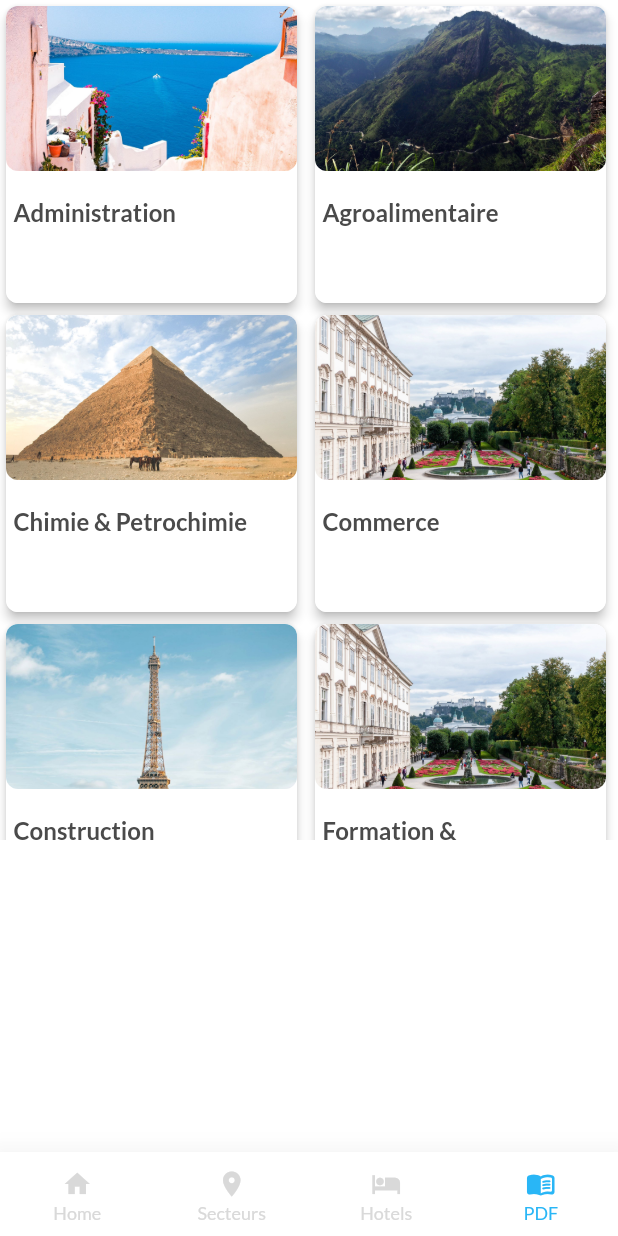
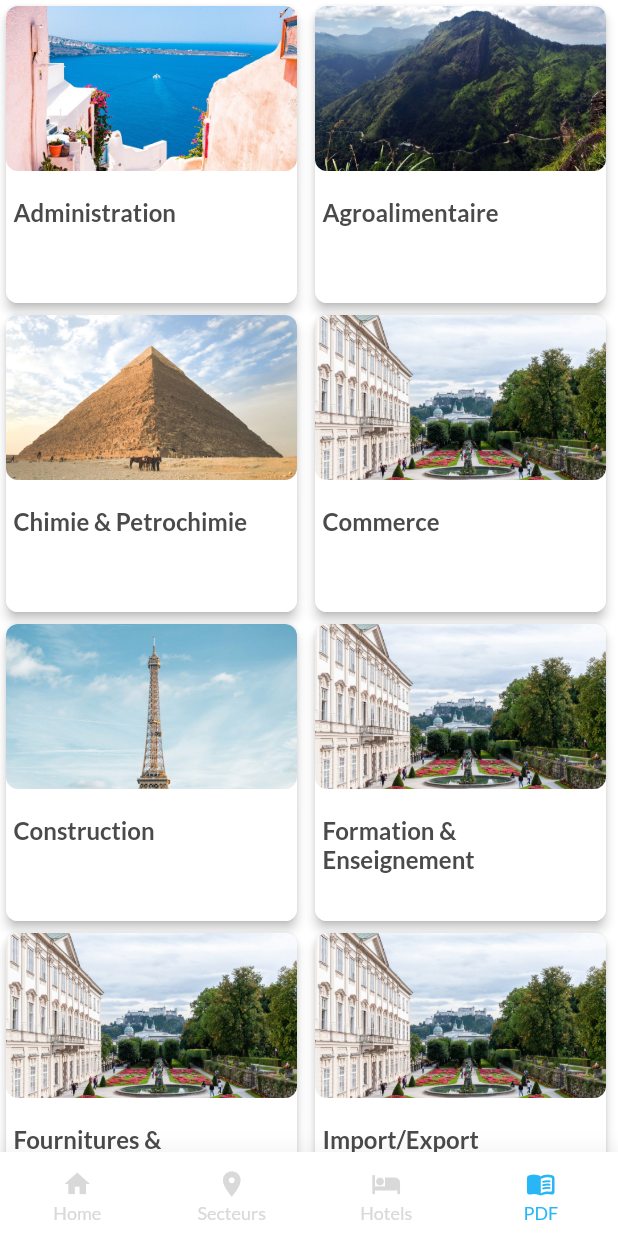
Before and after one commit to Drayano/AnnuairesEA-MobileAPP, a Flutter app: the screen it shows after launch, item 4 of the bottom bar chosen, on a phone screen of 412 x 824 dp. Run offline on Flutter 3.47's test engine with Material 2 defaults, Android fonts, the light colour scheme and no system bars; our stand-ins replace carousel_slider, flutter_rating_bar; missing offline and left inert: syncfusion_flutter_pdfviewer; project files that could hold a hidden picture were left out.

Commit message:
Fixed warnings and code formatting

```diff
--- a/lib/screens/annuaire_pdf/annuaire_pdf_cards.dart
+++ b/lib/screens/annuaire_pdf/annuaire_pdf_cards.dart
@@ -2,12 +2,11 @@ import 'package:flutter/material.dart';
 
 import 'package:aea_app/screens/annuaire_pdf/pdf_view.dart';
 
-Widget secteurSection(data) {
-  return Container(
-    child: Column(
+Widget secteurSection(data, double availableHeight) {
+  return Column(
     children: <Widget>[
-        Container(
-          height: 560, //160,
+      SizedBox(
+        height: availableHeight,
         child: GridView.builder(
           gridDelegate: const SliverGridDelegateWithFixedCrossAxisCount(
             crossAxisCount: 2,
@@ -20,7 +19,7 @@ Widget secteurSection(data) {
               margin: const EdgeInsets.only(right: 4),
               child: secteurCard(
                 context,
-                  "assets/" + data[index].image,
+                "assets/${data[index].image}",
                 data[index].name,
                 data[index].pdfid,
               ),
@@ -29,7 +28,6 @@ Widget secteurSection(data) {
         ),
       )
     ],
-    ),
   );
 }
 
--- a/lib/screens/annuaire_pdf/annuaire_view.dart
+++ b/lib/screens/annuaire_pdf/annuaire_view.dart
@@ -11,16 +11,17 @@ class AnnuairePDFView extends StatefulWidget {
   }) : super(key: key);
 
   @override
-  _AnnuairePDFViewState createState() => _AnnuairePDFViewState();
+  State<AnnuairePDFView> createState() => _AnnuairePDFViewState();
 }
 
 class _AnnuairePDFViewState extends State<AnnuairePDFView> {
   @override
   Widget build(BuildContext context) {
     final homeProvider = Provider.of<HomeProvider>(context);
+    double height = MediaQuery.of(context).size.height - 56;
 
     return Scaffold(
-      body: secteurSection(homeProvider.secteurs),
+      body: secteurSection(homeProvider.secteurs, height),
     );
   }
 }
--- a/lib/screens/home.dart
+++ b/lib/screens/home.dart
@@ -60,13 +60,11 @@ class HomePage extends StatelessWidget {
             ),
             Container(
               padding: const EdgeInsets.all(8.0),
-              child:
-                  secteurSection(homeProvider.suggestionList, "Suggestions"),
+              child: secteurSection(homeProvider.suggestionList, "Suggestions"),
             ),
             Container(
               padding: const EdgeInsets.all(8.0),
-              child:
-                  secteurSection(homeProvider.topRatedPlaces, "Top Rated"),
+              child: secteurSection(homeProvider.topRatedPlaces, "Top Rated"),
             ),
           ],
         ),
--- a/lib/screens/places/secteur_list.dart
+++ b/lib/screens/places/secteur_list.dart
@@ -11,7 +11,7 @@ class SecteurListView extends StatefulWidget {
   }) : super(key: key);
 
   @override
-  _SecteurListViewState createState() => _SecteurListViewState();
+  State<SecteurListView> createState() => _SecteurListViewState();
 }
 
 class _SecteurListViewState extends State<SecteurListView> {
@@ -30,7 +30,7 @@ class _SecteurListViewState extends State<SecteurListView> {
         ),
         itemBuilder: (context, index) {
           return SecteurCard(
-            img: "assets/" + widget.data[index].image,
+            img: "assets/${widget.data[index].image}",
             name: widget.data[index].name,
             detail: widget.data[index].detail,
           );
--- a/lib/screens/tab_navigation_view.dart
+++ b/lib/screens/tab_navigation_view.dart
@@ -18,7 +18,7 @@ class TabNavigationView extends StatefulWidget {
   }) : super(key: key);
 
   @override
-  _TabNavigationView createState() => _TabNavigationView();
+  State<TabNavigationView> createState() => _TabNavigationView();
 }
 
 class _TabNavigationView extends State<TabNavigationView> {
@@ -45,7 +45,7 @@ class _TabNavigationView extends State<TabNavigationView> {
 
   @override
   Widget build(BuildContext context) {
-    List<Widget> _children = <Widget>[
+    List<Widget> children = <Widget>[
       const HomePage(key: PageStorageKey('home')),
       const AllSecteursView(key: PageStorageKey('secteurs')),
       const HotelListView(key: PageStorageKey('hotels')),
@@ -55,7 +55,7 @@ class _TabNavigationView extends State<TabNavigationView> {
     return Scaffold(
       body: PageStorage(
         bucket: _bucket,
-        child: _children.elementAt(_selectedIndex),
+        child: children.elementAt(_selectedIndex),
       ),
       bottomNavigationBar: BottomNavigationBar(
         items: const <BottomNavigationBarItem>[
--- a/lib/widgets/home/suggestions.dart
+++ b/lib/widgets/home/suggestions.dart
@@ -3,8 +3,7 @@ import 'package:flutter/material.dart';
 import 'package:aea_app/screens/places/single_place_detail.dart';
 
 Widget secteurSection(data, String title) {
-  return Container(
-    child: Column(
+  return Column(
     children: <Widget>[
       InkWell(
         onTap: () {},
@@ -24,16 +23,14 @@ Widget secteurSection(data, String title) {
                 ),
               ),
             ),
-              Expanded(
+            const Expanded(
               flex: 0,
-                child: Container(
-                  child: const Icon(Icons.arrow_forward),
-                ),
+              child: Icon(Icons.arrow_forward),
             ),
           ],
         ),
       ),
-        Container(
+      SizedBox(
         height: 160,
         child: ListView.builder(
           itemCount: data.length,
@@ -44,7 +41,7 @@ Widget secteurSection(data, String title) {
               margin: const EdgeInsets.only(right: 4),
               child: secteurCard(
                 context,
-                  "assets/" + data[index].image,
+                "assets/${data[index].image}",
                 data[index].name,
                 data[index].detail,
               ),
@@ -53,11 +50,11 @@ Widget secteurSection(data, String title) {
         ),
       )
     ],
-    ),
   );
 }
 
-Widget secteurCard(BuildContext context, String img, String name, String detail) {
+Widget secteurCard(
+    BuildContext context, String img, String name, String detail) {
   navigateAttractionList() {
     Navigator.push(
       context,
```
Also changed, not shown: lib/screens/hotels/near_by_hotels.dart (+5 -9 lines), lib/screens/places/all_secteurs_view.dart (+8 -20 lines), lib/screens/places/single_place_detail.dart (+2 -8 lines), lib/screens/views/picture_slider.dart (+6 -10 lines), lib/widgets/hotel/hotel_card_view.dart (+4 -12 lines), lib/widgets/search_card.dart (+7 -14 lines). Lines whose indentation alone changed are shown as unchanged.
